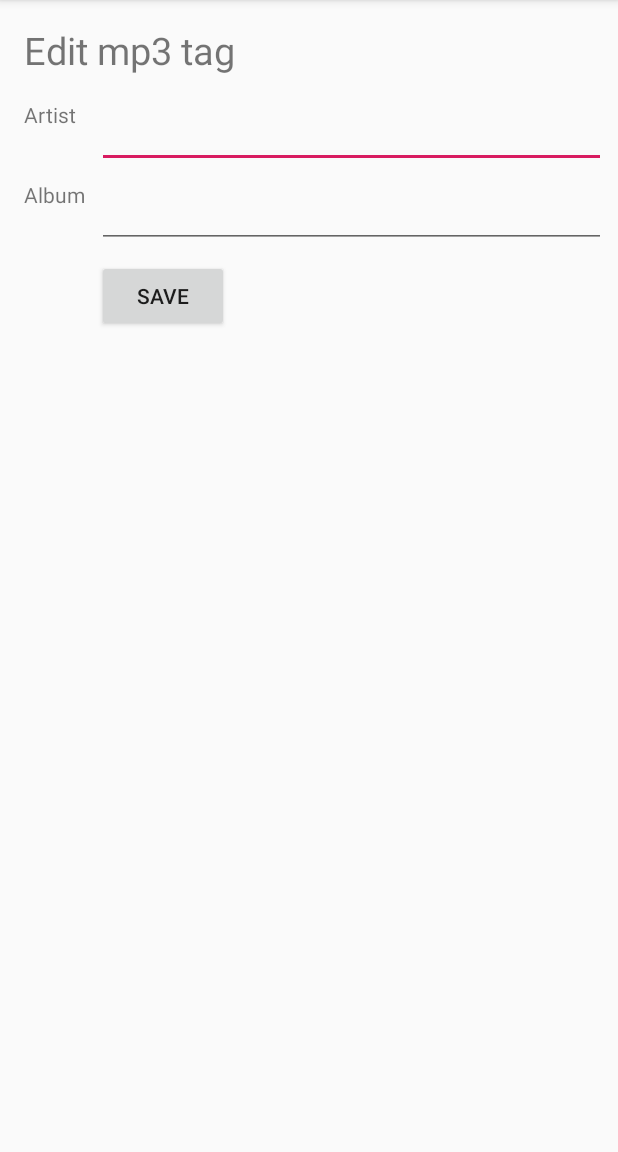
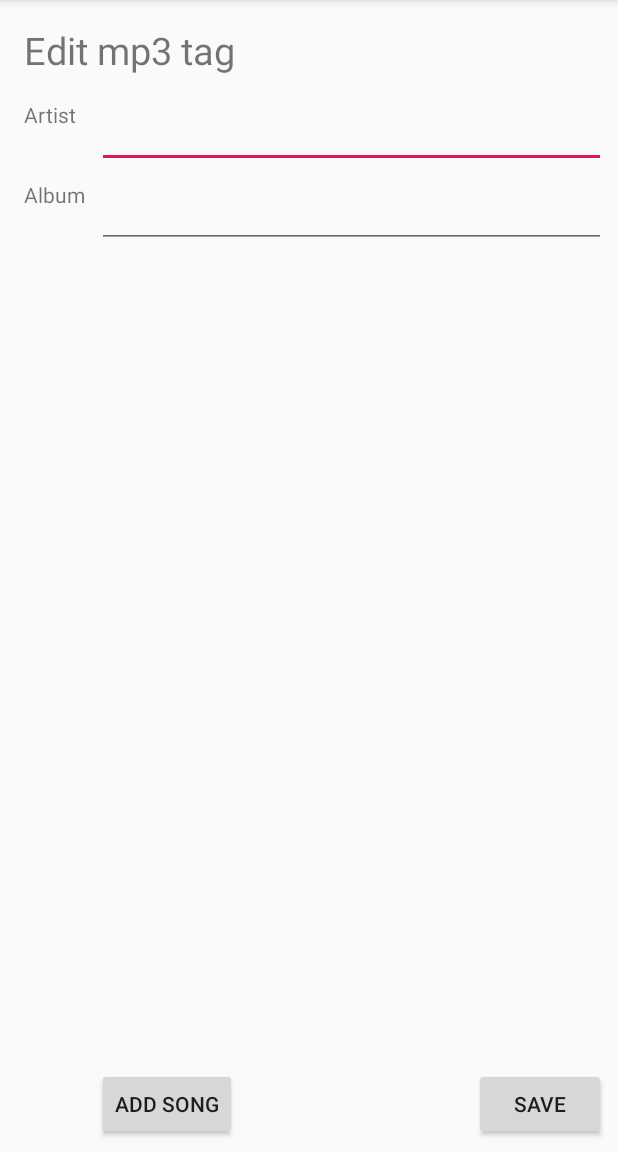
Before and after one commit to keima/ParcelizeDemo, an Android app: the screen it shows after launch (MainActivity), after a tap on "SAVE", on a phone screen of 412 x 824 dp, the part 84-1236 px from its top. Run offline under Robolectric (Android 15) with nearby library versions, the phone set to English and light mode, and no system bars; our stand-ins replace data binding; libraries missing offline, so code that uses them is left out: com.evernote.android; 1 statement that could not run was skipped.

```diff
--- a/app/src/main/java/app/keima/android/parcelizedemo/MainActivity.kt
+++ b/app/src/main/java/app/keima/android/parcelizedemo/MainActivity.kt
@@ -6,30 +6,50 @@ import androidx.appcompat.app.AppCompatActivity
 import androidx.databinding.DataBindingUtil
 import app.keima.android.parcelizedemo.databinding.ActivityMainBinding
 import com.evernote.android.state.State
-import java.util.Date
+import java.util.*
 
 class MainActivity : AppCompatActivity() {
 
   companion object {
     private const val TAG = "MainActivity"
+
+    private val songTitlePlaceholders = arrayOf(
+        "lorem", "ipsum", "dolor", "sit amet", "consectetur", "adipiscing elit"
+    )
+    private val songGenrePlaceholders = arrayOf(
+        "Pop", "Metal", "Rock", "EDM", "Jazz"
+    )
   }
 
   private lateinit var binding: ActivityMainBinding
 
-  @State
-  var mp3Tag = Mp3Tag()
+  @State()
+  var album = Mp3Tag.Album()
 
   override fun onCreate(savedInstanceState: Bundle?) {
     super.onCreate(savedInstanceState)
     binding = DataBindingUtil.setContentView(this, R.layout.activity_main)
-    binding.model = mp3Tag
+    binding.model = album
 
     binding.saveButton.setOnClickListener {
-      mp3Tag.date = Date()
-      Log.d(TAG, "*_mp3tag: $mp3Tag")
+      album.date = Date()
+      Log.d(TAG, "album: $album")
     }
 
-    Log.d(TAG, "mp3tag: $mp3Tag")
+    binding.addSongButton.setOnClickListener {
+      album.songs += Mp3Tag.Song(
+          title = songTitlePlaceholders.random(),
+          genre = songGenrePlaceholders.random()
+      )
+      Log.d(TAG, "album: $album")
+    }
+
+    Log.d(TAG, "album: $album")
   }
 
 }
+
+private fun Array<String>.random(): String {
+  val index = Random().nextInt((this.size))
+  return this[index]
+}
--- a/app/src/main/java/app/keima/android/parcelizedemo/Album.kt
+++ b/app/src/main/java/app/keima/android/parcelizedemo/Mp3Tag.kt
@@ -2,9 +2,9 @@ package app.keima.android.parcelizedemo
 
 import android.os.Parcelable
 import kotlinx.android.parcel.Parcelize
-import java.util.Date
+import java.util.*
 
-class Mp3Tag {
+class Mp3Tag private constructor() {
 
   @Parcelize
   data class Album(
--- a/app/src/main/res/layout/activity_main.xml
+++ b/app/src/main/res/layout/activity_main.xml
@@ -8,7 +8,7 @@
 
         <variable
             name="model"
-            type="app.keima.android.parcelizedemo.Mp3Tag"/>
+            type="app.keima.android.parcelizedemo.Mp3Tag.Album"/>
     </data>
 
     <androidx.constraintlayout.widget.ConstraintLayout
@@ -59,7 +59,7 @@
             android:layout_marginRight="8dp"
             android:layout_marginStart="8dp"
             android:layout_marginTop="16dp"
-            android:text="@={model.artist}"
+            android:text="@={model.artistName}"
             app:layout_constraintEnd_toEndOf="parent"
             app:layout_constraintStart_toEndOf="@+id/labelBarrier"
             app:layout_constraintTop_toBottomOf="@+id/textView"/>
@@ -73,7 +73,7 @@
             android:layout_marginRight="8dp"
             android:layout_marginStart="8dp"
             android:layout_marginTop="8dp"
-            android:text="@={model.album}"
+            android:text="@={model.title}"
             app:layout_constraintEnd_toEndOf="parent"
             app:layout_constraintStart_toEndOf="@+id/labelBarrier"
             app:layout_constraintTop_toTopOf="@+id/artistBarrier"/>
@@ -82,12 +82,12 @@
             android:id="@+id/saveButton"
             android:layout_width="wrap_content"
             android:layout_height="wrap_content"
-            android:layout_marginLeft="8dp"
-            android:layout_marginStart="8dp"
-            android:layout_marginTop="8dp"
+            android:layout_marginBottom="8dp"
+            android:layout_marginEnd="8dp"
+            android:layout_marginRight="8dp"
             android:text="Save"
-            app:layout_constraintStart_toEndOf="@+id/labelBarrier"
-            app:layout_constraintTop_toTopOf="@+id/albumBarrier"/>
+            app:layout_constraintBottom_toBottomOf="parent"
+            app:layout_constraintEnd_toEndOf="parent"/>
 
         <androidx.constraintlayout.widget.Barrier
             android:id="@+id/labelBarrier"
@@ -110,5 +110,33 @@
             app:barrierDirection="bottom"
             app:constraint_referenced_ids="textView5,textView4"/>
 
+        <androidx.recyclerview.widget.RecyclerView
+            android:id="@+id/recyclerView"
+            android:layout_width="0dp"
+            android:layout_height="0dp"
+            android:layout_marginBottom="8dp"
+            android:layout_marginEnd="8dp"
+            android:layout_marginLeft="8dp"
+            android:layout_marginRight="8dp"
+            android:layout_marginStart="8dp"
+            android:layout_marginTop="8dp"
+            android:orientation="vertical"
+            app:layoutManager="androidx.recyclerview.widget.LinearLayoutManager"
+            app:layout_constraintBottom_toTopOf="@+id/saveButton"
+            app:layout_constraintEnd_toEndOf="parent"
+            app:layout_constraintStart_toEndOf="@+id/labelBarrier"
+            app:layout_constraintTop_toTopOf="@+id/albumBarrier"/>
+
+        <Button
+            android:id="@+id/addSongButton"
+            android:layout_width="wrap_content"
+            android:layout_height="wrap_content"
+            android:layout_marginBottom="8dp"
+            android:layout_marginLeft="8dp"
+            android:layout_marginStart="8dp"
+            android:text="Add Song"
+            app:layout_constraintBottom_toBottomOf="parent"
+            app:layout_constraintStart_toEndOf="@+id/labelBarrier"/>
+
     </androidx.constraintlayout.widget.ConstraintLayout>
 </layout>
```
